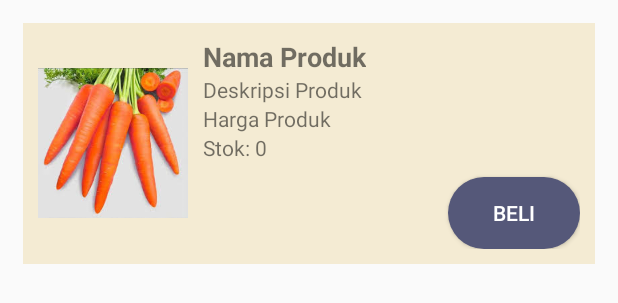
After one commit to FathurAhmad/ProjectBlockchain, an Android app: the layout item_catalog.xml on its own in the app's theme, with its tools: preview values and no code run, on a phone screen of 412 x 824 dp. The commit adds this screen. Shown: the top 303 px of the screen. Run offline under Robolectric (Android 15) with nearby library versions, the phone set to English and light mode, and no system bars.

Commit message:
commit ke-2 fathur

```diff
--- /dev/null
+++ b/app/src/main/res/drawable/button_beli.xml
@@ -0,0 +1,5 @@
+<?xml version="1.0" encoding="utf-8"?>
+<shape xmlns:android="http://schemas.android.com/apk/res/android">
+    <corners android:radius="25dp"/>
+    <solid android:color="@color/grey"/>
+</shape>
--- /dev/null
+++ b/app/src/main/res/layout/activity_dashboard.xml
@@ -0,0 +1,25 @@
+<?xml version="1.0" encoding="utf-8"?>
+<androidx.constraintlayout.widget.ConstraintLayout xmlns:android="http://schemas.android.com/apk/res/android"
+    android:layout_width="match_parent"
+    android:layout_height="match_parent">
+    <LinearLayout
+        android:layout_width="match_parent"
+        android:layout_height="match_parent"
+        android:orientation="vertical"
+        android:background="@color/cream">
+        <TextView
+            android:layout_width="match_parent"
+            android:layout_height="wrap_content"
+            android:text="Jualin"
+            android:textSize="50sp"
+            android:textAlignment="center"
+            android:padding="25dp"
+            android:background="@color/grey"
+            android:textColor="@color/light_cream"/>
+        <androidx.recyclerview.widget.RecyclerView
+            android:layout_width="match_parent"
+            android:layout_height="wrap_content"
+            android:layout_margin="25dp"/>
+    </LinearLayout>
+
+</androidx.constraintlayout.widget.ConstraintLayout>
--- /dev/null
+++ b/app/src/main/res/layout/item_catalog.xml
@@ -0,0 +1,56 @@
+<?xml version="1.0" encoding="utf-8"?>
+<LinearLayout xmlns:android="http://schemas.android.com/apk/res/android"
+    android:orientation="horizontal"
+    android:layout_width="match_parent"
+    android:layout_height="wrap_content"
+    android:background="@color/light_cream"
+    android:layout_margin="15dp">
+
+    <ImageView
+        android:id="@+id/ivCatalog"
+        android:layout_width="100dp"
+        android:layout_height="100dp"
+        android:layout_gravity="center"
+        android:layout_margin="10dp"
+        android:src="@drawable/wortel" />
+    <LinearLayout
+        android:layout_marginVertical="10dp"
+        android:layout_marginRight="10dp"
+        android:orientation="vertical"
+        android:layout_width="match_parent"
+        android:layout_height="wrap_content">
+        <TextView
+            android:id="@+id/tvNama"
+            android:layout_width="wrap_content"
+            android:layout_height="wrap_content"
+            android:textStyle="bold"
+            android:textSize="18sp"
+            android:text="Nama Produk"/>
+        <TextView
+            android:id="@+id/tvDeskripsi"
+            android:layout_width="wrap_content"
+            android:layout_height="wrap_content"
+            android:text="Deskripsi Produk"/>
+        <TextView
+            android:id="@+id/tvHarga"
+            android:layout_width="wrap_content"
+            android:layout_height="wrap_content"
+            android:text="Harga Produk"/>
+        <TextView
+            android:id="@+id/tvStok"
+            android:layout_width="wrap_content"
+            android:layout_height="wrap_content"
+            android:text="Stok: 0"/>
+        <Button
+            android:id="@+id/btnBeli"
+            android:layout_width="wrap_content"
+            android:layout_height="wrap_content"
+            android:background="@drawable/button_beli"
+            android:text="Beli"
+            android:layout_gravity="end"
+            android:padding="0dp"
+            android:layout_marginTop="10dp"
+            android:textColor="@color/white"/>
+    </LinearLayout>
+
+</LinearLayout>
--- a/app/src/main/res/values/colors.xml
+++ b/app/src/main/res/values/colors.xml
@@ -2,4 +2,9 @@
 <resources>
     <color name="black">#FF000000</color>
     <color name="white">#FFFFFFFF</color>
+    <color name="grey">#555879</color>
+    <color name="light_grey">#98A1BC</color>
+    <color name="cream">#DED3C4</color>
+    <color name="light_cream">#F4EBD3</color>
+
 </resources>
--- a/app/src/main/res/values/themes.xml
+++ b/app/src/main/res/values/themes.xml
@@ -1,6 +1,6 @@
 <resources xmlns:tools="http://schemas.android.com/tools">
     <!-- Base application theme. -->
-    <style name="Base.Theme.ProjectBlockchain" parent="Theme.Material3.DayNight.NoActionBar">
+    <style name="Base.Theme.ProjectBlockchain" parent="Theme.AppCompat.Light.NoActionBar">
         <!-- Customize your light theme here. -->
         <!-- <item name="colorPrimary">@color/my_light_primary</item> -->
     </style>
```
Also changed, not shown: app/src/main/res/drawable/wortel.jpg (added).
